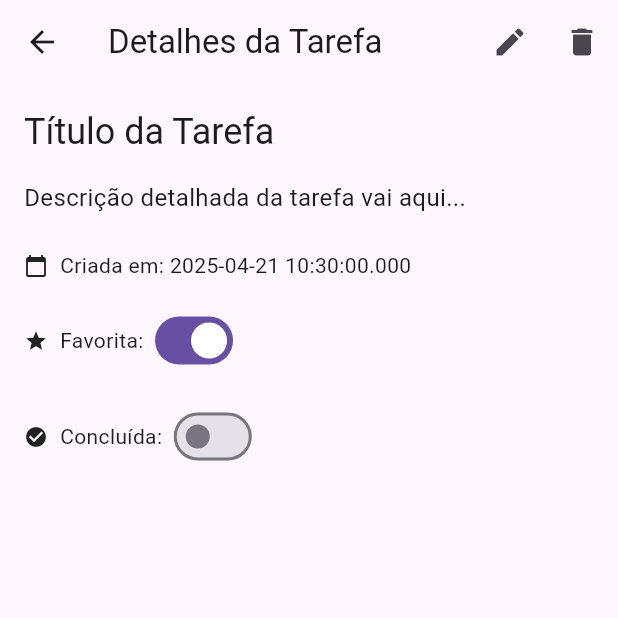
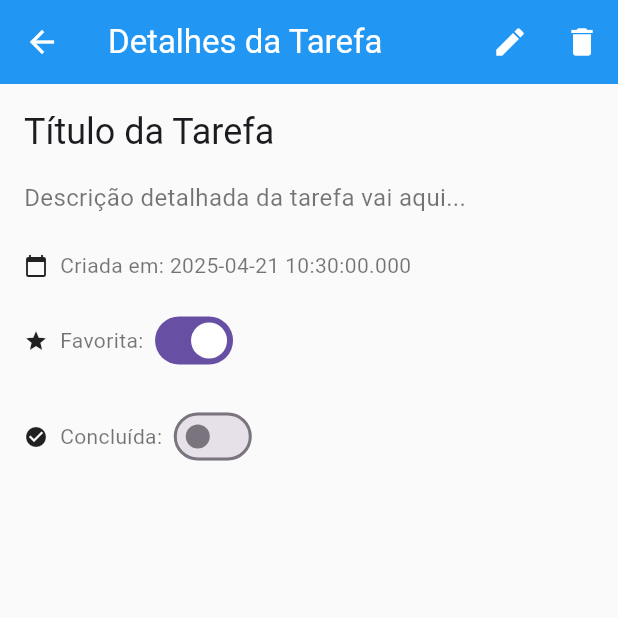
Before and after one commit to camillebarros/task_manager, a Flutter app: the TaskDetailPage screen opened directly, on a phone screen of 412 x 824 dp, the top half of it. Run offline on Flutter 3.47's test engine with Material 3 defaults, Android fonts, the phone set to English and light mode, and no system bars; our stand-ins replace cloud_firestore, firebase_auth, firebase_core, get, get_storage; accounts and stored records are empty.

Commit message:
T004: style - Adicionado a mudança de tema do App

```diff
--- a/task_manager/task_manager/lib/core/themes/app.theme.dart
+++ /dev/null
@@ -1,14 +0,0 @@
-import 'package:flutter/material.dart';
-
-// Tema
-class AppTheme {
-  static final light = ThemeData(
-    primarySwatch: Colors.blue,
-    brightness: Brightness.light,
-  );
-
-  static final dark = ThemeData(
-    primarySwatch: Colors.blueGrey,
-    brightness: Brightness.dark,
-  );
-}
--- /dev/null
+++ b/task_manager/task_manager/lib/core/themes/app_theme.dart
@@ -0,0 +1,63 @@
+import 'package:flutter/material.dart';
+import 'package:get/get.dart';
+import 'package:get_storage/get_storage.dart';
+
+class AppTheme {
+  static final light = ThemeData(
+    brightness: Brightness.light,
+    primarySwatch: Colors.blue,
+    scaffoldBackgroundColor: Colors.grey[50],
+    cardColor: Colors.white,
+    appBarTheme: const AppBarTheme(
+      backgroundColor: Colors.blue,
+      foregroundColor: Colors.white,
+    ),
+    iconTheme: const IconThemeData(color: Colors.black87),
+    textTheme: const TextTheme(
+      bodyLarge: TextStyle(color: Colors.black87),
+      bodyMedium: TextStyle(color: Colors.black54),
+    ),
+    floatingActionButtonTheme: const FloatingActionButtonThemeData(
+      backgroundColor: Colors.blue,
+      foregroundColor: Colors.white,
+    ),
+  );
+
+  static final dark = ThemeData(
+    brightness: Brightness.dark,
+    scaffoldBackgroundColor: const Color(0xFF121212),
+    cardColor: const Color(0xFF1E1E1E),
+    primarySwatch: Colors.blue,
+    appBarTheme: const AppBarTheme(
+      backgroundColor: Colors.black,
+      foregroundColor: Colors.white,
+    ),
+    iconTheme: const IconThemeData(color: Colors.white70),
+    textTheme: const TextTheme(
+      bodyLarge: TextStyle(color: Colors.white),
+      bodyMedium: TextStyle(color: Colors.white70),
+    ),
+    floatingActionButtonTheme: const FloatingActionButtonThemeData(
+      backgroundColor: Colors.blue,
+      foregroundColor: Colors.white,
+    ),
+  );
+}
+
+class ThemeController extends GetxController {
+  final GetStorage _box = GetStorage();
+  final RxBool isDarkMode = false.obs;
+
+  @override
+  void onInit() {
+    super.onInit();
+    isDarkMode.value = _box.read('isDarkMode') ?? false;
+    Get.changeThemeMode(isDarkMode.value ? ThemeMode.dark : ThemeMode.light);
+  }
+
+  void toggleTheme() {
+    isDarkMode.value = !isDarkMode.value;
+    _box.write('isDarkMode', isDarkMode.value);
+    Get.changeThemeMode(isDarkMode.value ? ThemeMode.dark : ThemeMode.light);
+  }
+}
```
Also changed, not shown: task_manager/task_manager/lib/main.dart (+18 -9 lines).
